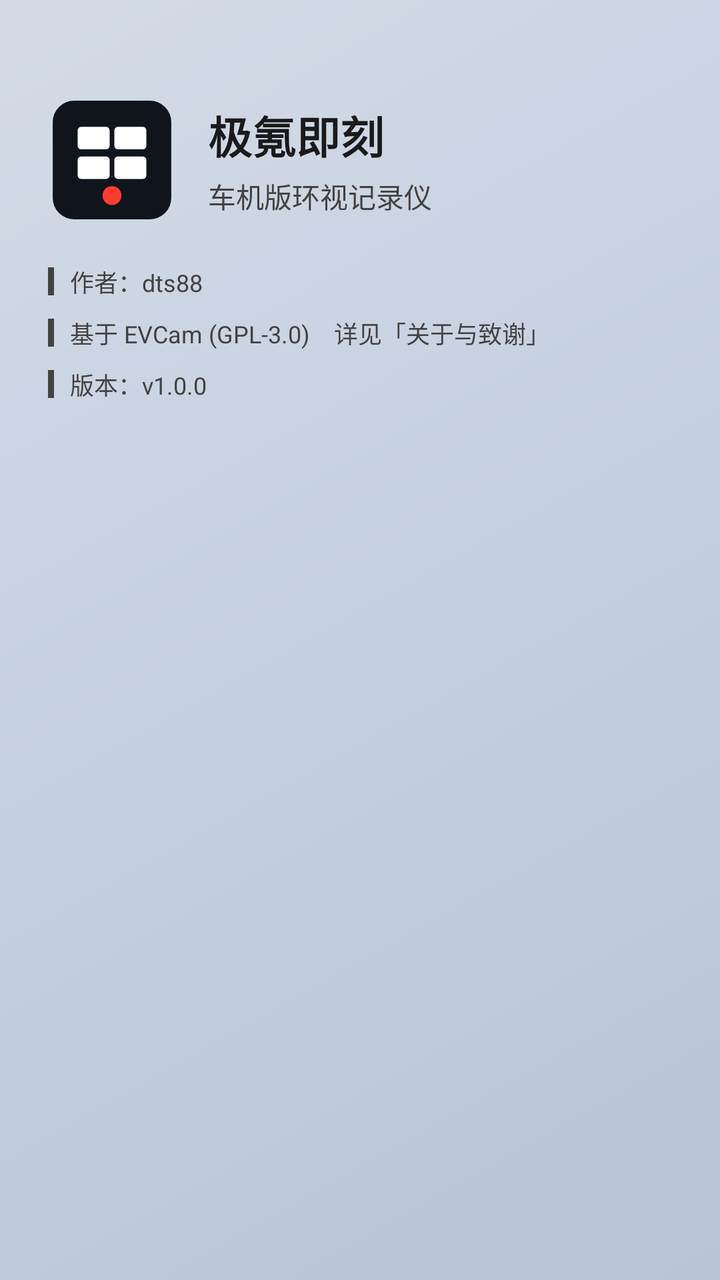
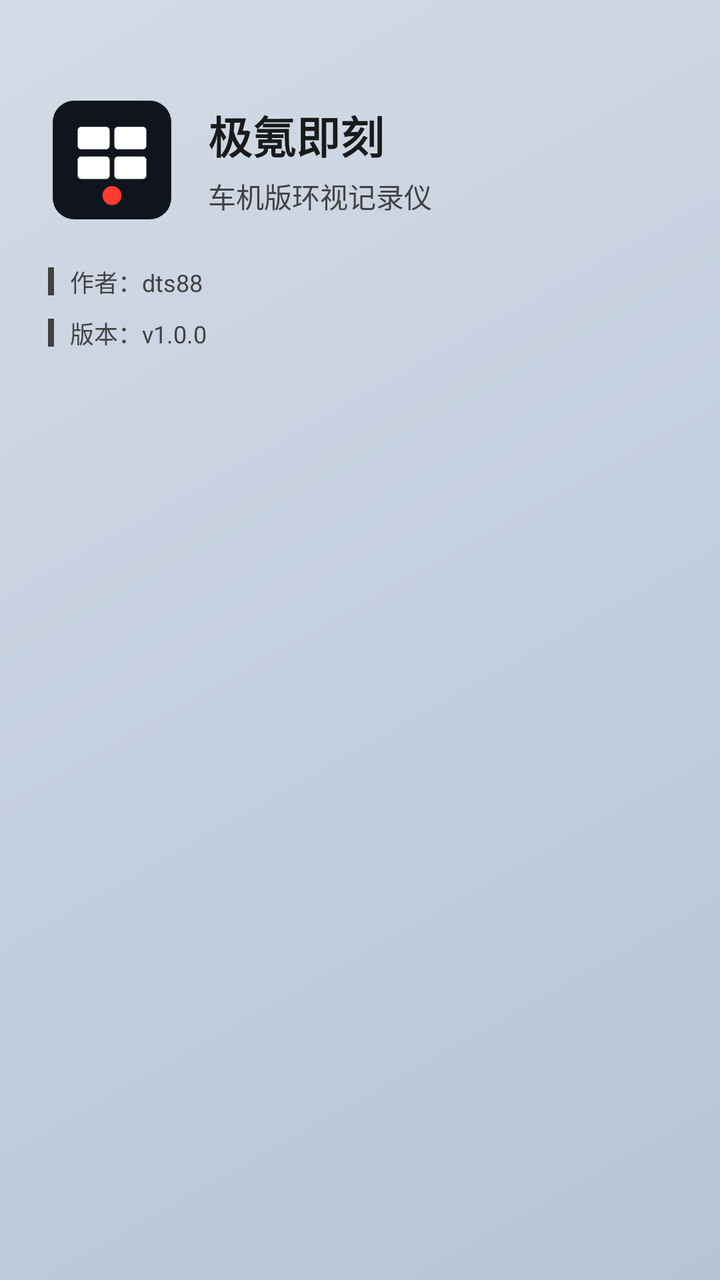

Before-and-after screenshots of an Android layout around one commit, followed by the original layout XML and the change that was made.
<!-- AndroidManifest.xml: application theme Theme.Cam -->
<!-- res/layout/nav_header.xml -->
<?xml version="1.0" encoding="utf-8"?>
<LinearLayout xmlns:android="http://schemas.android.com/apk/res/android"
    xmlns:tools="http://schemas.android.com/tools"
    android:layout_width="match_parent"
    android:layout_height="wrap_content"
    android:background="@drawable/nav_header_gradient"
    android:orientation="vertical"
    android:paddingStart="24dp"
    android:paddingTop="48dp"
    android:paddingEnd="24dp"
    android:paddingBottom="24dp">

    
    <LinearLayout
        android:layout_width="match_parent"
        android:layout_height="wrap_content"
        android:gravity="center_vertical"
        android:orientation="horizontal">

        
        <ImageView
            android:layout_width="64dp"
            android:layout_height="64dp"
            android:src="@drawable/ic_app_logo"
            android:scaleType="fitCenter"
            android:contentDescription="@string/app_name" />

        
        <LinearLayout
            android:layout_width="0dp"
            android:layout_height="wrap_content"
            android:layout_marginStart="16dp"
            android:layout_weight="1"
            android:orientation="vertical">

            <TextView
                android:id="@+id/nav_header_title"
                android:layout_width="wrap_content"
                android:layout_height="wrap_content"
                android:text="极氪即刻"
                android:textColor="@color/nav_header_text"
                android:textSize="22sp"
                android:textStyle="bold" />

            <TextView
                android:id="@+id/nav_header_subtitle"
                android:layout_width="wrap_content"
                android:layout_height="wrap_content"
                android:layout_marginTop="4dp"
                android:text="车机版环视记录仪"
                android:textColor="@color/nav_header_text_secondary"
                android:textSize="14sp" />

        </LinearLayout>
    </LinearLayout>

    
    <LinearLayout
        android:layout_width="match_parent"
        android:layout_height="wrap_content"
        android:layout_marginTop="20dp"
        android:gravity="center_vertical"
        android:orientation="horizontal">

        <View
            android:layout_width="3dp"
            android:layout_height="14dp"
            android:background="@color/nav_header_text_secondary" />

        <TextView
            android:layout_width="wrap_content"
            android:layout_height="wrap_content"
            android:layout_marginStart="8dp"
            android:text="作者：dts88"
            android:textColor="@color/nav_header_text_secondary"
            android:textSize="12sp" />
    </LinearLayout>

    
    <LinearLayout
        android:layout_width="match_parent"
        android:layout_height="wrap_content"
        android:layout_marginTop="8dp"
        android:gravity="center_vertical"
        android:orientation="horizontal">

        <View
            android:layout_width="3dp"
            android:layout_height="14dp"
            android:background="@color/nav_header_text_secondary" />

        <TextView
            android:layout_width="wrap_content"
            android:layout_height="wrap_content"
            android:layout_marginStart="8dp"
            android:text="基于 EVCam (GPL-3.0)　详见「关于与致谢」"
            android:textColor="@color/nav_header_text_secondary"
            android:textSize="12sp" />
    </LinearLayout>

    
    <LinearLayout
        android:layout_width="match_parent"
        android:layout_height="wrap_content"
        android:layout_marginTop="8dp"
        android:gravity="center_vertical"
        android:orientation="horizontal">

        <View
            android:layout_width="3dp"
            android:layout_height="14dp"
            android:background="@color/nav_header_text_secondary" />

        <TextView
            android:id="@+id/nav_header_version"
            android:layout_width="wrap_content"
            android:layout_height="wrap_content"
            android:layout_marginStart="8dp"
            android:text="版本：v1.0.0"
            android:textColor="@color/nav_header_text_secondary"
            android:textSize="12sp" />
    </LinearLayout>

</LinearLayout>
<!-- resources referenced by this layout -->
<resources>
  <color name="nav_header_text">#FF1A1A1A</color>
  <color name="nav_header_text_secondary">#FF424242</color>
  <!-- drawable ic_app_logo (drawable) -->
  <vector xmlns:android="http://schemas.android.com/apk/res/android"
      android:width="64dp"
      android:height="64dp"
      android:viewportWidth="108"
      android:viewportHeight="108">
  
      
      <path
          android:fillColor="#10151D"
          android:pathData="M22,4 h64 a18,18 0 0 1 18,18 v64 a18,18 0 0 1 -18,18 h-64 a18,18 0 0 1 -18,-18 v-64 a18,18 0 0 1 18,-18 z" />
  
      
      <path
          android:fillColor="#FFFFFF"
          android:pathData="M28,26 h21 a3,3 0 0 1 3,3 v13 a3,3 0 0 1 -3,3 h-21 a3,3 0 0 1 -3,-3 v-13 a3,3 0 0 1 3,-3 z" />
      <path
          android:fillColor="#FFFFFF"
          android:pathData="M59,26 h21 a3,3 0 0 1 3,3 v13 a3,3 0 0 1 -3,3 h-21 a3,3 0 0 1 -3,-3 v-13 a3,3 0 0 1 3,-3 z" />
      <path
          android:fillColor="#FFFFFF"
          android:pathData="M28,51 h21 a3,3 0 0 1 3,3 v13 a3,3 0 0 1 -3,3 h-21 a3,3 0 0 1 -3,-3 v-13 a3,3 0 0 1 3,-3 z" />
      <path
          android:fillColor="#FFFFFF"
          android:pathData="M59,51 h21 a3,3 0 0 1 3,3 v13 a3,3 0 0 1 -3,3 h-21 a3,3 0 0 1 -3,-3 v-13 a3,3 0 0 1 3,-3 z" />
  
      
      <path
          android:fillColor="#FF3B30"
          android:pathData="M46,84 a8,8 0 1 0 16,0 a8,8 0 1 0 -16,0 z" />
  </vector>
  <!-- drawable nav_header_gradient (drawable) -->
  <?xml version="1.0" encoding="utf-8"?>
  <shape xmlns:android="http://schemas.android.com/apk/res/android"
      android:shape="rectangle">
      <gradient
          android:angle="135"
          android:startColor="@color/nav_header_gradient_start"
          android:centerColor="@color/nav_header_gradient_center"
          android:endColor="@color/nav_header_gradient_end"
          android:type="linear" />
  </shape>
  <string name="app_name">极氪即刻（车机版）</string>
  <style name="Theme.Cam" parent="Base.Theme.Cam" />
  <color name="nav_header_gradient_start">#FFB8C4D4</color>
  <color name="nav_header_gradient_center">#FFC4CFE0</color>
  <color name="nav_header_gradient_end">#FFD4DBE6</color>
  <style name="Base.Theme.Cam" parent="Theme.Material3.DayNight.NoActionBar">
          
          <item name="colorPrimary">#424242</item>
          <item name="colorPrimaryVariant">#2A2A2A</item>
          <item name="colorOnPrimary">#FFFFFF</item>
          <item name="colorSecondary">#616161</item>
          <item name="colorSecondaryVariant">#424242</item>
          <item name="colorOnSecondary">#FFFFFF</item>
          <item name="android:colorBackground">#1A1A1A</item>
          <item name="colorSurface">#2A2A2A</item>
          <item name="colorOnSurface">#FFFFFF</item>
          <item name="android:statusBarColor">#2A2A2A</item>
          <item name="android:navigationBarColor">#000000</item>
          
          <item name="android:windowBackground">@color/page_background</item>
          
          <item name="android:windowSplashScreenBackground">@color/page_background</item>
          <item name="android:windowSplashScreenAnimatedIcon">@mipmap/ic_launcher</item>
      </style>
  <color name="page_background">#FFD4DBE6</color>
</resources>

<!-- the commit's change to res/layout/nav_header.xml (unified diff, before → after) -->
@@ -90,28 +90,6 @@
             android:background="@color/nav_header_text_secondary" />
 
         <TextView
-            android:layout_width="wrap_content"
-            android:layout_height="wrap_content"
-            android:layout_marginStart="8dp"
-            android:text="基于 EVCam (GPL-3.0)　详见「关于与致谢」"
-            android:textColor="@color/nav_header_text_secondary"
-            android:textSize="12sp" />
-    </LinearLayout>
-
-    
-    <LinearLayout
-        android:layout_width="match_parent"
-        android:layout_height="wrap_content"
-        android:layout_marginTop="8dp"
-        android:gravity="center_vertical"
-        android:orientation="horizontal">
-
-        <View
-            android:layout_width="3dp"
-            android:layout_height="14dp"
-            android:background="@color/nav_header_text_secondary" />
-
-        <TextView
             android:id="@+id/nav_header_version"
             android:layout_width="wrap_content"
             android:layout_height="wrap_content"
